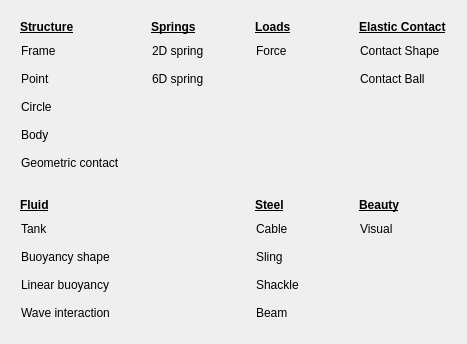
Above: guis/menu_nodetypes.ui from RubendeBruin/DAVE before the change. Below: the same form after it.
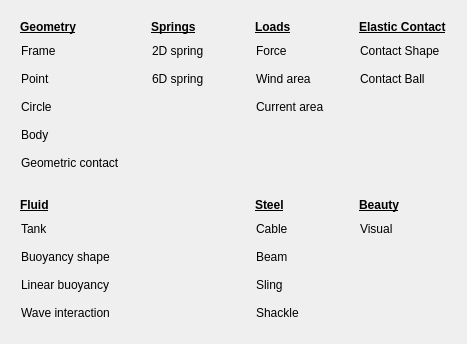
That is the form after the change. Icons and pictures are not drawn.

Commit message: - Wind and current area - Copy python code without 'solved' - Inertia fix for slings

Diff of the .ui file:
```diff
--- a/guis/menu_nodetypes.ui
+++ b/guis/menu_nodetypes.ui
@@ -33,7 +33,7 @@
          <string>text-align:left</string>
         </property>
         <property name="text">
-         <string>Structure</string>
+         <string>Geometry</string>
         </property>
        </widget>
       </item>
@@ -324,6 +324,23 @@
         </property>
        </widget>
       </item>
+      <item>
+       <widget class="QPushButton" name="pbBeam">
+        <property name="styleSheet">
+         <string>text-align:left</string>
+        </property>
+        <property name="text">
+         <string>Beam</string>
+        </property>
+        <property name="icon">
+         <iconset resource="resources.qrc">
+          <normaloff>:/icons/beam.png</normaloff>:/icons/beam.png</iconset>
+        </property>
+        <property name="flat">
+         <bool>true</bool>
+        </property>
+       </widget>
+      </item>
       <item>
        <widget class="QPushButton" name="pbSling">
         <property name="styleSheet">
@@ -358,23 +375,6 @@
         </property>
        </widget>
       </item>
-      <item>
-       <widget class="QPushButton" name="pbBeam">
-        <property name="styleSheet">
-         <string>text-align:left</string>
-        </property>
-        <property name="text">
-         <string>Beam</string>
-        </property>
-        <property name="icon">
-         <iconset resource="resources.qrc">
-          <normaloff>:/icons/beam.png</normaloff>:/icons/beam.png</iconset>
-        </property>
-        <property name="flat">
-         <bool>true</bool>
-        </property>
-       </widget>
-      </item>
       <item>
        <spacer name="verticalSpacer_7">
         <property name="orientation">
@@ -431,6 +431,40 @@
         </property>
        </widget>
       </item>
+      <item>
+       <widget class="QPushButton" name="pbWindArea">
+        <property name="styleSheet">
+         <string notr="true">text-align:left</string>
+        </property>
+        <property name="text">
+         <string>Wind area</string>
+        </property>
+        <property name="icon">
+         <iconset resource="resources.qrc">
+          <normaloff>:/icons/wind.png</normaloff>:/icons/wind.png</iconset>
+        </property>
+        <property name="flat">
+         <bool>true</bool>
+        </property>
+       </widget>
+      </item>
+      <item>
+       <widget class="QPushButton" name="pbCurrentArea">
+        <property name="styleSheet">
+         <string notr="true">text-align:left</string>
+        </property>
+        <property name="text">
+         <string>Current area</string>
+        </property>
+        <property name="icon">
+         <iconset resource="resources.qrc">
+          <normaloff>:/icons/current.png</normaloff>:/icons/current.png</iconset>
+        </property>
+        <property name="flat">
+         <bool>true</bool>
+        </property>
+       </widget>
+      </item>
       <item>
        <spacer name="verticalSpacer_3">
         <property name="orientation">
```
Left out of the diff: 3 changed lines with no effect on the pictures. The commit also changes 18 other files.
